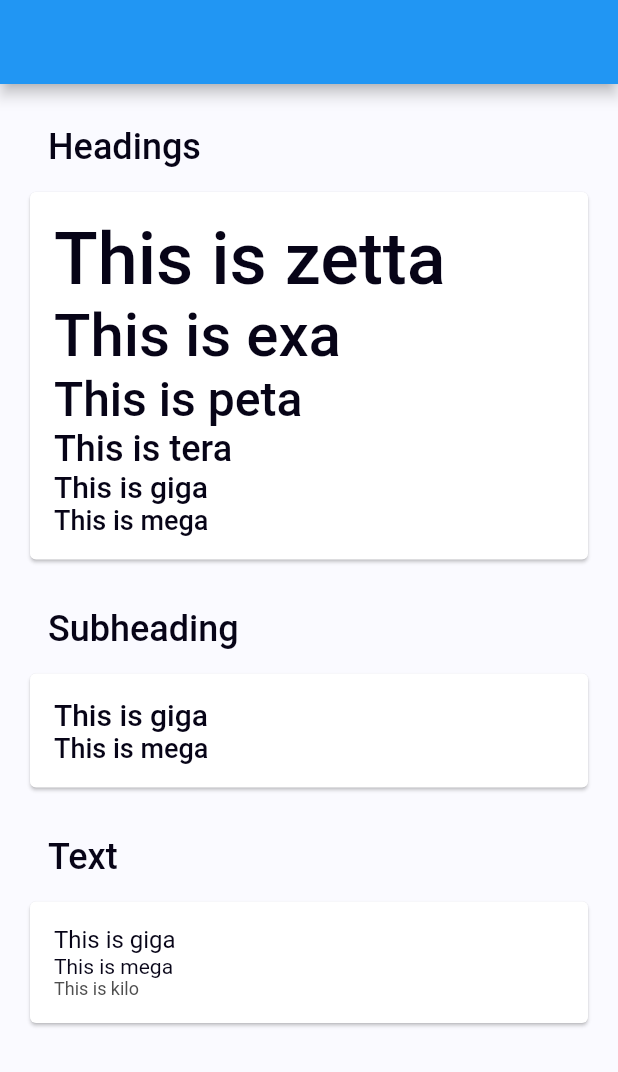
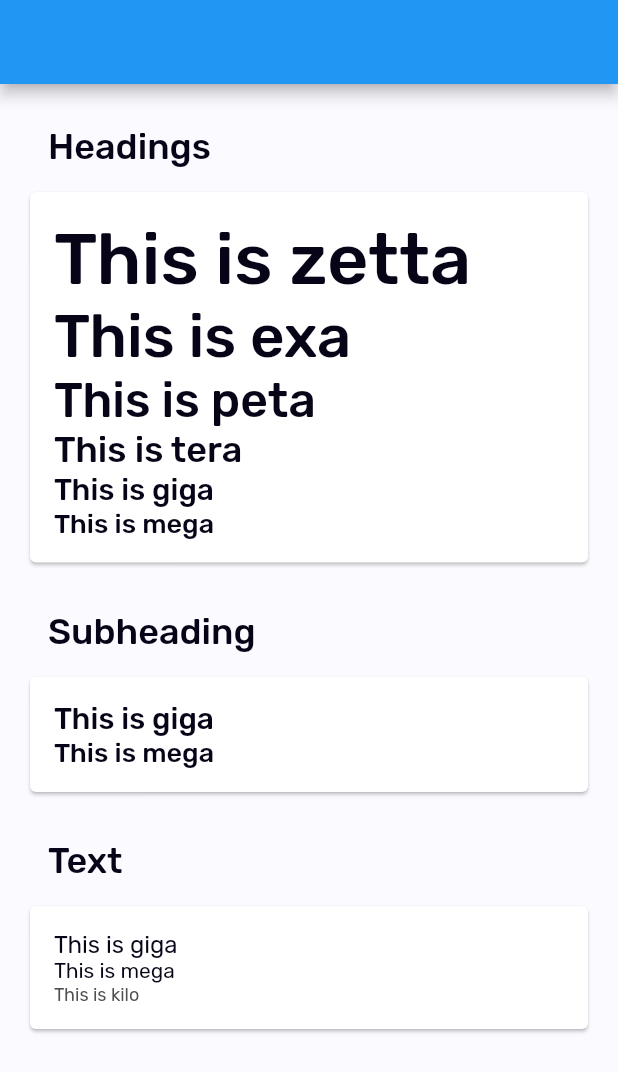
Before and after one commit to leandro-mancini/timepad, a Flutter app: the MyHomePage screen opened directly with empty values, on a phone screen of 412 x 824 dp. Shown: the top 1072 px of the screen. Run offline on Flutter 3.47's test engine with Material 2 defaults, Android fonts, the phone set to English and light mode, and no system bars.

Commit message:
chore(styles): add fonts

```diff
--- a/lib/ui/shared/styles.dart
+++ b/lib/ui/shared/styles.dart
@@ -25,85 +25,101 @@ const double ds3XLarge = 32;
 const double ds4XLarge = 40;
 const double ds5XLarge = 48;
 
+const String dsFont = 'Rubik';
+const String dsFontBold = 'RubikBold';
+
 // Headings
 const TextStyle dsHeadingZetta = TextStyle(
   color: dsBlack,
   fontSize: ds5XLarge,
-  fontWeight: FontWeight.w500
+  fontWeight: FontWeight.w500,
+  fontFamily: dsFontBold
 );
 
 const TextStyle dsHeadingExa = TextStyle(
   color: dsBlack,
   fontSize: ds4XLarge,
-  fontWeight: FontWeight.w500
+  fontWeight: FontWeight.w500,
+  fontFamily: dsFontBold
 );
 
 const TextStyle dsHeadingPeta = TextStyle(
   color: dsBlack,
   fontSize: ds3XLarge,
-  fontWeight: FontWeight.w500
+  fontWeight: FontWeight.w500,
+  fontFamily: dsFontBold
 );
 
 const TextStyle dsHeadingPetaWhite = TextStyle(
   color: dsWhite,
   fontSize: ds3XLarge,
-  fontWeight: FontWeight.w500
+  fontWeight: FontWeight.w500,
+  fontFamily: dsFontBold
 );
 
 const TextStyle dsHeadingTera = TextStyle(
   color: dsBlack,
   fontSize: ds2XLarge,
-  fontWeight: FontWeight.w500
+  fontWeight: FontWeight.w500,
+  fontFamily: dsFontBold
 );
 
 const TextStyle dsHeadingGiga = TextStyle(
   color: dsBlack,
   fontSize: dsXLarge,
-  fontWeight: FontWeight.w500
+  fontWeight: FontWeight.w500,
+  fontFamily: dsFontBold
 );
 
 const TextStyle dsHeadingMega = TextStyle(
   color: dsBlack,
   fontSize: dsLarge,
-  fontWeight: FontWeight.w500
+  fontWeight: FontWeight.w500,
+  fontFamily: dsFontBold
 );
 
 // SubHeading
 const TextStyle dsSubHeadingGiga = TextStyle(
   color: dsBlack,
   fontSize: dsXLarge,
-  fontWeight: FontWeight.w500
+  fontWeight: FontWeight.w500,
+  fontFamily: dsFontBold
 );
 
 const TextStyle dsSubHeadingMega = TextStyle(
   color: dsBlack,
   fontSize: dsLarge,
-  fontWeight: FontWeight.w500
+  fontWeight: FontWeight.w500,
+  fontFamily: dsFontBold
 );
 
 const TextStyle dsSubHeadingKilo = TextStyle(
   color: dsBlack,
   fontSize: dsSmall,
-  fontWeight: FontWeight.w500
+  fontWeight: FontWeight.w500,
+  fontFamily: dsFontBold
 );
 
 // Text
 const TextStyle dsTextKilo = TextStyle(
   color: dsGrey2,
   fontSize: dsXSmall,
-  fontWeight: FontWeight.w400
+  fontWeight: FontWeight.w400,
+  fontFamily: dsFont
 );
 
 const TextStyle dsTextMega = TextStyle(
   color: dsBlack,
   fontSize: dsSmall,
-  fontWeight: FontWeight.w400
+  fontWeight: FontWeight.w400,
+  fontFamily: dsFont
 );
 
 const TextStyle dsTextGiga = TextStyle(
   color: dsBlack,
   fontSize: dsMedium,
-  fontWeight: FontWeight.w400
+  fontWeight: FontWeight.w400,
+  fontFamily: dsFont
 );
 
 const TextStyle dsTextGigaWhite = TextStyle(
--- a/lib/ui/shared/widgets/timer_card_layout.dart
+++ b/lib/ui/shared/widgets/timer_card_layout.dart
@@ -7,6 +7,7 @@ class TimerCardLayout extends StatelessWidget {
     return Card(
       elevation: 0,
       color: dsBlack,
+      shape: RoundedRectangleBorder(borderRadius: BorderRadius.circular(dsXSmall)),
       margin: EdgeInsets.symmetric(
         horizontal: dsMedium
       ),
--- a/lib/ui/tasks/app_bar_view.dart
+++ b/lib/ui/tasks/app_bar_view.dart
@@ -6,8 +6,8 @@ class AppBarView extends StatelessWidget {
   Widget build(BuildContext context) {
     return SliverAppBar(
       titleSpacing: 0,
-      pinned: true,
-      expandedHeight: 100.0,
+      // pinned: true,
+      expandedHeight: 120.0,
       backgroundColor: dsBackground,
       flexibleSpace: FlexibleSpaceBar(
         title: Text(
--- a/lib/ui/tasks/tasks_list_view.dart
+++ b/lib/ui/tasks/tasks_list_view.dart
@@ -14,7 +14,7 @@ class TaskListView extends StatelessWidget {
           (BuildContext context, int index) {
             return ListItemLayout();
           },
-          childCount: 10,
+          childCount: 5,
         ),
       ),
     );
```
Also changed, not shown: lib/ui/shared/widgets/list_item_layout.dart (+0 -17 lines), lib/ui/shared/widgets/list_layout.dart (deleted, +0 -10 lines), pubspec.yaml (+9 -0 lines), assets/fonts/Rubik/Rubik-Medium.ttf (added), assets/fonts/Rubik/Rubik-Regular.ttf (added).
